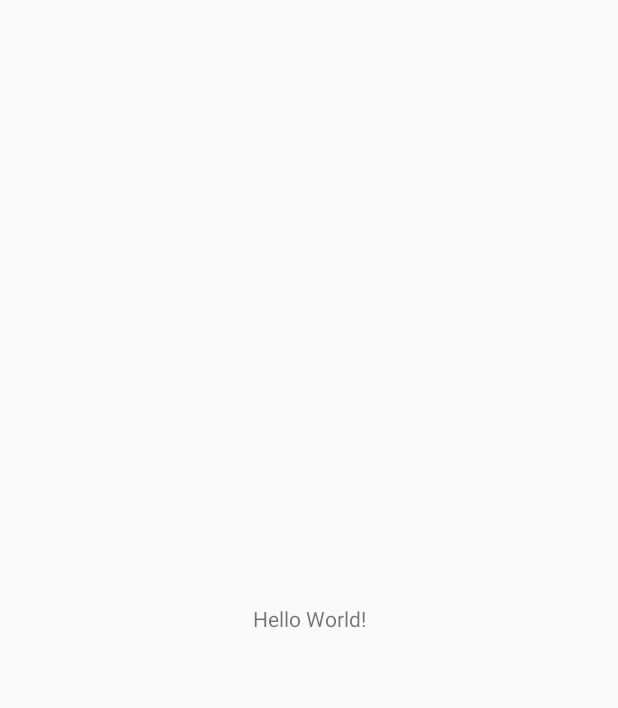
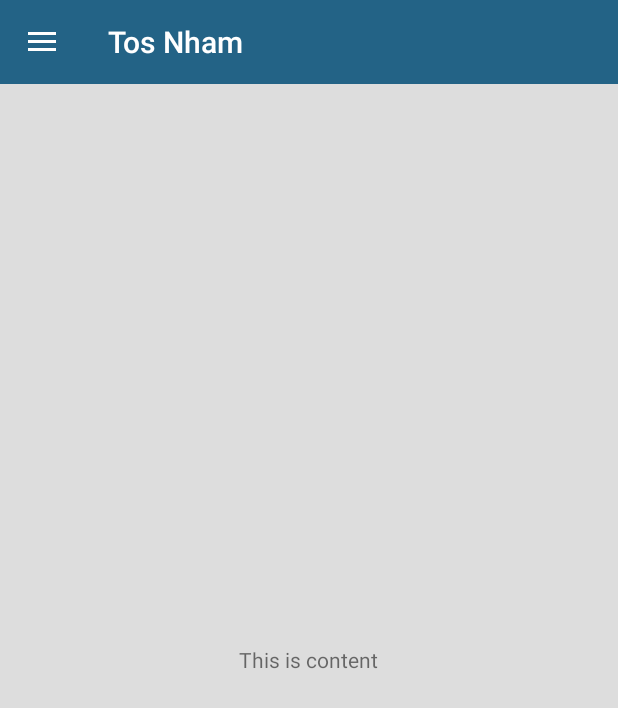
Before and after one commit to SrengBona/AssigmentAndroid, an Android app: the MainActivity screen opened directly, with no data from a screen before it, on a phone screen of 412 x 824 dp. Before the commit the part shown is almost empty. Shown: the top 708 px of the screen. Run offline under Robolectric (Android 15) with nearby library versions, the phone set to English and light mode, and no system bars.

Commit message:
Create Drawerlayout in Main Activity.(30/06/2018)

```diff
--- a/app/build.gradle
+++ b/app/build.gradle
@@ -19,10 +19,14 @@ android {
 }
 
 dependencies {
-    implementation fileTree(dir: 'libs', include: ['*.jar'])
+    implementation fileTree(include: ['*.jar'], dir: 'libs')
     implementation 'com.android.support:appcompat-v7:28.0.0-alpha3'
     implementation 'com.android.support.constraint:constraint-layout:1.1.2'
     testImplementation 'junit:junit:4.12'
     androidTestImplementation 'com.android.support.test:runner:1.0.2'
     androidTestImplementation 'com.android.support.test.espresso:espresso-core:3.0.2'
+    implementation 'com.android.support:design:28.0.0-alpha3'
+    implementation 'com.android.support:cardview-v7:28.0.0-alpha3'
+    implementation 'com.android.support:recyclerview-v7:28.0.0-alpha3'
+
 }
--- a/app/src/main/java/com/example/user/tosnham/MainActivity.java
+++ b/app/src/main/java/com/example/user/tosnham/MainActivity.java
@@ -1,7 +1,10 @@
 package com.example.user.tosnham;
 
+import android.support.v4.widget.DrawerLayout;
+import android.support.v7.app.ActionBarDrawerToggle;
 import android.support.v7.app.AppCompatActivity;
 import android.os.Bundle;
+import android.support.v7.widget.Toolbar;
 
 public class MainActivity extends AppCompatActivity {
 
@@ -9,5 +12,15 @@ public class MainActivity extends AppCompatActivity {
     protected void onCreate(Bundle savedInstanceState) {
         super.onCreate(savedInstanceState);
         setContentView(R.layout.activity_main);
+
+        Toolbar tlbMain = findViewById(R.id.tlb_main);
+        setSupportActionBar(tlbMain);
+        getSupportActionBar().setTitle("Tos Nham");
+
+        // Create actionbar drawer toggle
+        DrawerLayout drawerLayout = findViewById(R.id.drawer_layout);
+        ActionBarDrawerToggle drawerToggle = new ActionBarDrawerToggle(this, drawerLayout, tlbMain, R.string.app_name, R.string.app_name);
+        drawerLayout.addDrawerListener(drawerToggle);
+        drawerToggle.syncState();
     }
 }
--- a/app/src/main/res/layout/activity_main.xml
+++ b/app/src/main/res/layout/activity_main.xml
@@ -1,18 +1,38 @@
 <?xml version="1.0" encoding="utf-8"?>
-<android.support.constraint.ConstraintLayout xmlns:android="http://schemas.android.com/apk/res/android"
+<LinearLayout xmlns:android="http://schemas.android.com/apk/res/android"
     xmlns:app="http://schemas.android.com/apk/res-auto"
     xmlns:tools="http://schemas.android.com/tools"
     android:layout_width="match_parent"
     android:layout_height="match_parent"
-    tools:context=".MainActivity">
+    android:orientation="vertical">
 
-    <TextView
-        android:layout_width="wrap_content"
-        android:layout_height="wrap_content"
-        android:text="Hello World!"
-        app:layout_constraintBottom_toBottomOf="parent"
-        app:layout_constraintLeft_toLeftOf="parent"
-        app:layout_constraintRight_toRightOf="parent"
-        app:layout_constraintTop_toTopOf="parent" />
+    <android.support.v7.widget.Toolbar
+        android:id="@+id/tlb_main"
+        android:layout_width="match_parent"
+        android:layout_height="?attr/actionBarSize"
+        android:background="#236386"
+        android:theme="@style/ThemeOverlay.AppCompat.Dark.ActionBar" />
 
-</android.support.constraint.ConstraintLayout>
+    <android.support.v4.widget.DrawerLayout
+        android:layout_width="match_parent"
+        android:id="@+id/drawer_layout"
+        android:layout_height="match_parent">
+
+        <LinearLayout
+            android:layout_width="match_parent"
+            android:layout_height="match_parent"
+            android:background="#ddd"
+            android:gravity="center">
+
+            <TextView
+                android:layout_width="wrap_content"
+                android:layout_height="wrap_content"
+                android:text="This is content" />
+        </LinearLayout>
+
+        <android.support.design.widget.NavigationView
+            android:layout_width="match_parent"
+            android:layout_height="match_parent"
+            android:layout_gravity="start" />
+    </android.support.v4.widget.DrawerLayout>
+</LinearLayout>
```
